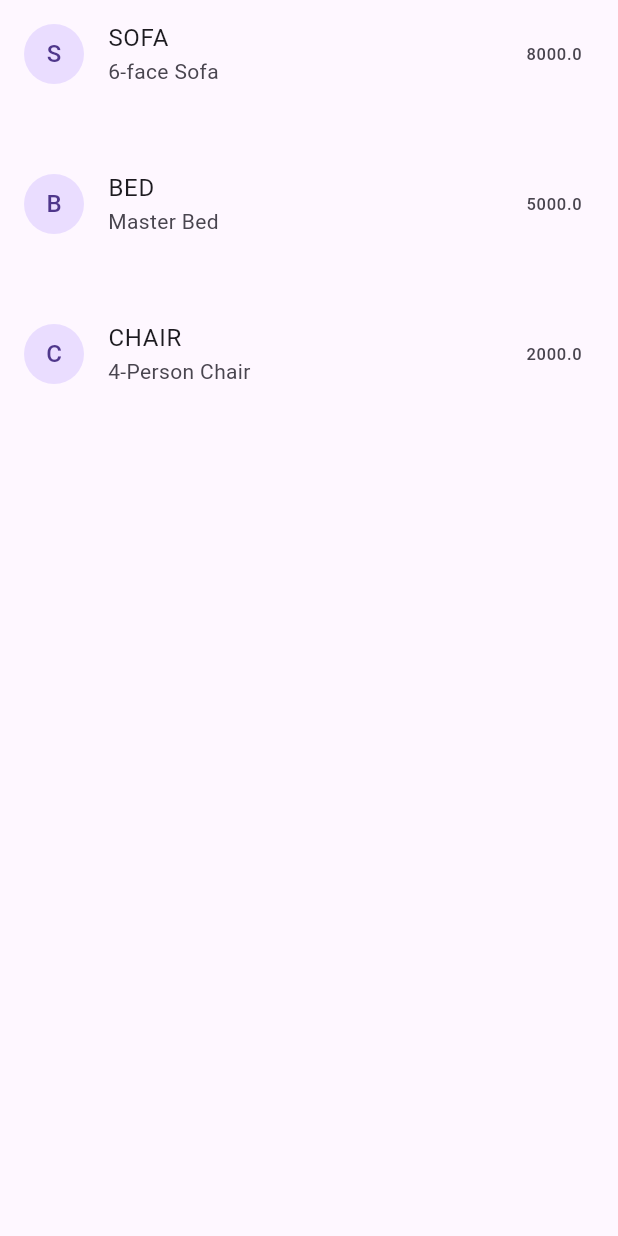
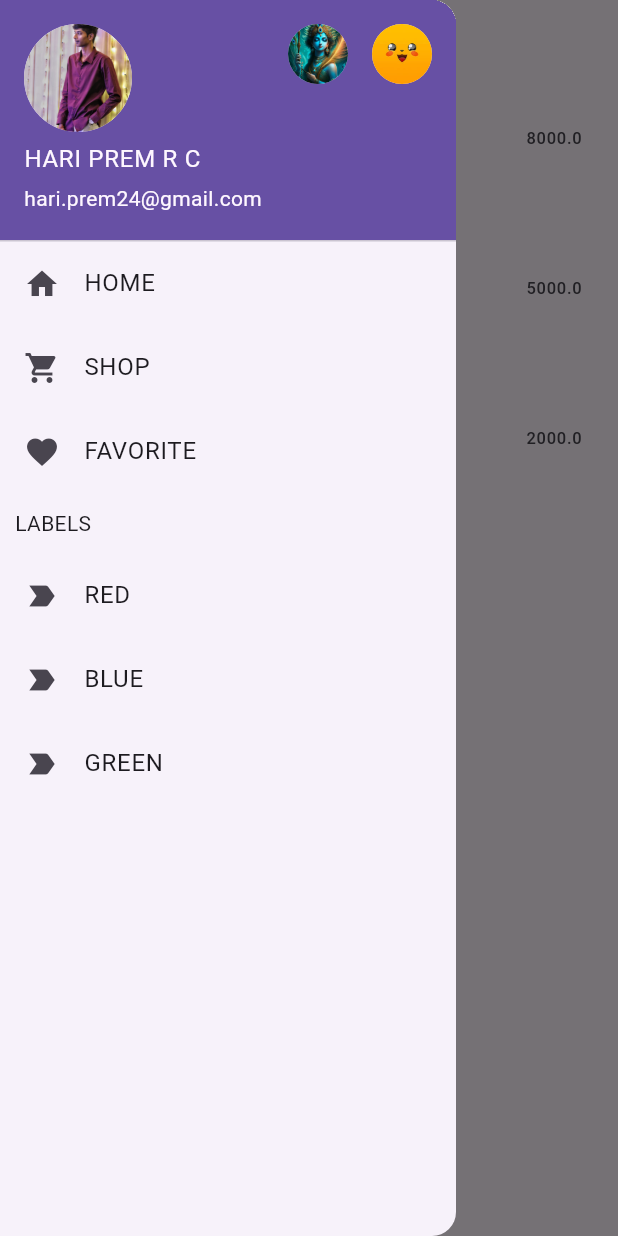
Before and after one commit to haristar/SecondFlutter, a Flutter app: the screen it shows after launch, with the side drawer open (before the commit the screen has no drawer), on a phone screen of 412 x 824 dp. Run offline on Flutter 3.47's test engine with Material 3 defaults, Android fonts, the phone set to English and light mode, and no system bars; our stand-ins replace font_awesome_flutter.

Commit message:
Listview Commit(2)

```diff
--- a/lib/screen/AppBarr.dart
+++ b/lib/screen/AppBarr.dart
@@ -1,25 +1,58 @@
 import 'package:flutter/material.dart';
 
 class AppBarr extends StatelessWidget {
-   const AppBarr({super.key});
+  const AppBarr({super.key});
 
-  static const List<String> products = ["SOFA","BED","CHAIR"];
-  static const List<String> productDetails = ["6-face Sofa", "Master Bed","4-Person Chair"];
-  static const List<num> price = [8000.0,5000.0,2000.0];
+  static const List<String> products = ["SOFA", "BED", "CHAIR"];
+  static const List<String> productDetails = [
+    "6-face Sofa",
+    "Master Bed",
+    "4-Person Chair"
+  ];
+  static const List<num> price = [8000.0, 5000.0, 2000.0];
 
   @override
   Widget build(BuildContext context) {
     return Scaffold(
+      appBar: AppBar(title: Text("NAVIGATION DRAWER")),
+      drawer: Drawer(
+        elevation: 200.0,
+        child: ListView(
+          children: [
+            UserAccountsDrawerHeader(
+              accountEmail: Text("hari.prem24@gmail.com"),
+              accountName: Text("HARI PREM R C"),
+              margin: EdgeInsets.all(0.0),
+              currentAccountPicture: CircleAvatar(foregroundImage: AssetImage("images/myimage.jpg"),),
+              otherAccountsPictures: [
+                CircleAvatar(foregroundImage: AssetImage("images/krishnaimage.jpg"),),
+                CircleAvatar(foregroundImage: AssetImage("images/pokemonimage.jpg"),),
+              ],
+            ),
+            ListTile(leading: Icon(Icons.home),title: Text("HOME"), onTap: (){},),
+            ListTile(leading: Icon(Icons.shopping_cart),title: Text("SHOP"), onTap: (){},),
+            ListTile(leading: Icon(Icons.favorite),title: Text("FAVORITE"), onTap: (){},),
+            Padding(
+              padding: const EdgeInsets.all(10.0),
+              child: Text("LABELS"),
+            ),
+            ListTile(leading: Icon(Icons.label_important),title: Text("RED"), onTap: (){},),
+            ListTile(leading: Icon(Icons.label_important),title: Text("BLUE"), onTap: (){},),
+            ListTile(leading: Icon(Icons.label_important),title: Text("GREEN"), onTap: (){},),
+          ],
+        ),
+      ),
       body: Container(
         child: ListView.builder(
-          itemCount : products.length,
+          itemCount: products.length,
           itemExtent: 100.0,
-          itemBuilder: (context,index){
+          itemBuilder: (context, index) {
             return ListTile(
-              leading: CircleAvatar(child : Text(products[index][0])),
+              leading: CircleAvatar(child: Text(products[index][0])),
               title: Text(products[index]),
               subtitle: Text(productDetails[index]),
-              trailing: Text(price[index].toString()),onTap: (){},
+              trailing: Text(price[index].toString()),
+              onTap: () {},
             );
           },
         ),
--- a/pubspec.yaml
+++ b/pubspec.yaml
@@ -63,6 +63,7 @@ flutter:
   assets:
     - images/myimage.jpg
     - images/krishnaimage.jpg
+    - images/pokemonimage.jpg
   #   - images/a_dot_ham.jpeg
 
   # An image asset can refer to one or more resolution-specific "variants", see
```
Also changed, not shown: images/pokemonimage.jpg (added).
